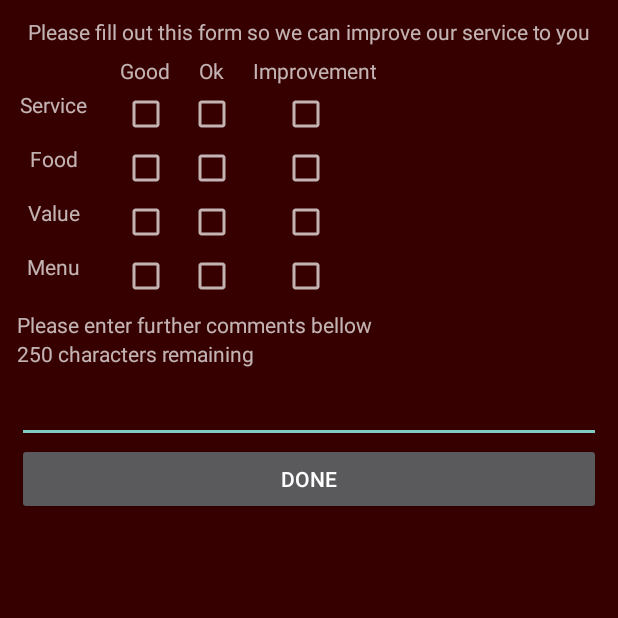
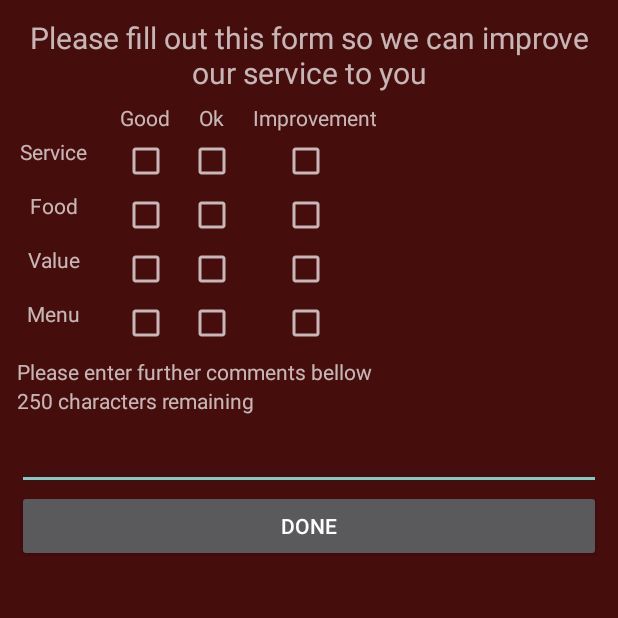
Before and after one commit to jqj8595/uMenu, an Android app: the Feedback screen opened directly, with no data from a screen before it, on a phone screen of 412 x 824 dp, the top half of it. Run offline under Robolectric (Android 15) with nearby library versions, the phone set to English and light mode, and no system bars.

Commit message:
Changed the android:background, backgroundTint, and backgroundTintMode to a theme in styles which also incorporated noActionBar. Activity_signup was left as is since it seems different as its using google signin. Rendering issue for Design view of layouts should be solved now.

```diff
--- a/app/src/main/AndroidManifest.xml
+++ b/app/src/main/AndroidManifest.xml
@@ -19,7 +19,7 @@
         android:icon="@mipmap/ic_launcher"
         android:label="@string/app_name"
         android:supportsRtl="true"
-        android:theme="@style/Theme.AppCompat.NoActionBar">
+        android:theme="@style/jasonsTheme">
         <activity android:name=".MainActivity">
             <intent-filter>
                 <action android:name="android.intent.action.MAIN" />
--- a/app/src/main/res/layout/activity_feedback.xml
+++ b/app/src/main/res/layout/activity_feedback.xml
@@ -8,9 +8,6 @@
     android:paddingLeft="5pt"
     android:paddingRight="5pt"
     tools:context="com.umenu.umenu.Feedback"
-    android:background="#750101"
-    android:backgroundTint="#770606"
-    android:backgroundTintMode="multiply"
     >
 
     <TextView
--- a/app/src/main/res/layout/activity_homepage.xml
+++ b/app/src/main/res/layout/activity_homepage.xml
@@ -8,9 +8,7 @@
     android:paddingRight="@dimen/activity_horizontal_margin"
     android:paddingTop="@dimen/activity_vertical_margin"
     tools:context="com.umenu.umenu.Homepage"
-    android:background="#750101"
-    android:backgroundTint="#770606"
-    android:backgroundTintMode="multiply">
+    >
 
 <TextView
     android:id="@+id/Welcome_message"
--- a/app/src/main/res/layout/activity_main.xml
+++ b/app/src/main/res/layout/activity_main.xml
@@ -8,9 +8,6 @@
     android:paddingRight="@dimen/activity_horizontal_margin"
     android:paddingTop="@dimen/activity_vertical_margin"
     tools:context="com.umenu.umenu.MainActivity"
-    android:background="#750101"
-    android:backgroundTint="#770606"
-    android:backgroundTintMode="multiply"
     android:id="@+id/vbtg67">
 
 
--- a/app/src/main/res/layout/activity_setting_activity.xml
+++ b/app/src/main/res/layout/activity_setting_activity.xml
@@ -8,11 +8,7 @@
     android:paddingRight="@dimen/activity_horizontal_margin"
     android:paddingTop="@dimen/activity_vertical_margin"
     tools:context="com.umenu.umenu.Setting_activity"
-    android:background="#750101"
-    android:backgroundTint="#770606"
-    android:backgroundTintMode="multiply"
->
-
+    >
     <TextView
         android:layout_width="wrap_content"
         android:layout_height="wrap_content"
--- a/app/src/main/res/values/colors.xml
+++ b/app/src/main/res/values/colors.xml
@@ -4,4 +4,6 @@
     <color name="colorPrimaryDark">#303F9F</color>
     <color name="colorAccent">#FF4081</color>
     <color name="lightBlue">#68A6F5</color>
+    <!-- Colour for the background across all activities -->
+    <color name="background">#460d0d</color>
 </resources>
--- a/app/src/main/res/values/styles.xml
+++ b/app/src/main/res/values/styles.xml
@@ -7,6 +7,17 @@
         <item name="colorPrimary">@color/colorPrimary</item>
         <item name="colorPrimaryDark">@color/colorPrimaryDark</item>
         <item name="colorAccent">@color/colorAccent</item>
+
+    </style>
+
+    <!-- This is the theme that we should be currently using as of 18/10/2016
+         It was changed from Theme.AppCompat.NoActionBar to use this theme from
+         style as a custom version. Change this theme to universally change activity
+         elements like background colour etc
+    -->
+    <style name="jasonsTheme" parent="Theme.AppCompat.NoActionBar">
+
+        <item name="android:windowBackground">@color/background</item>
 
     </style>
 
@@ -20,4 +31,7 @@
         <item name="android:textSize">25sp</item>
     </style>
 
+    <style name="activitySummary">
+        <item name="android:textSize">20sp</item>
+    </style>
 </resources>
```
